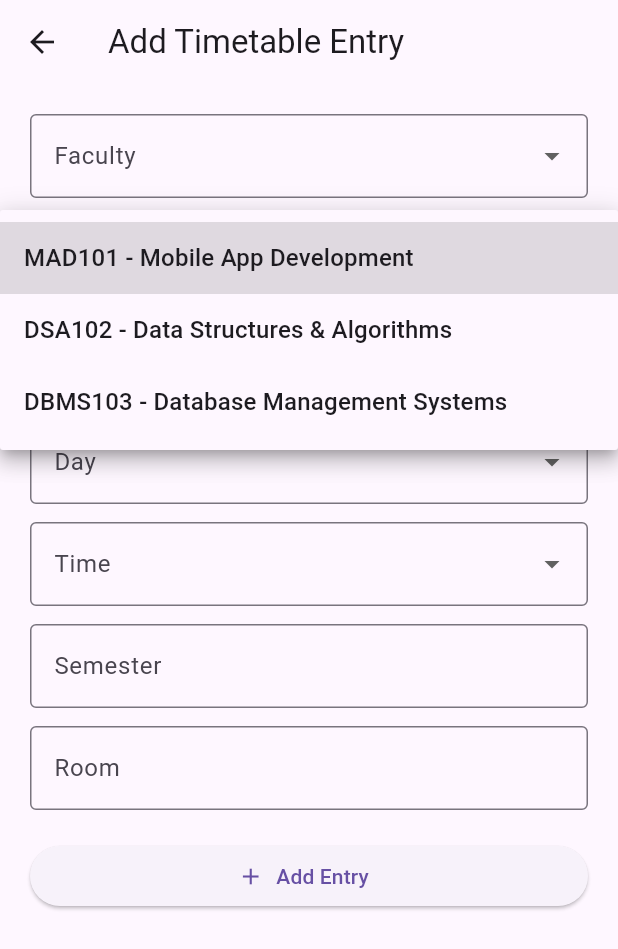
After one commit to shiv4705/CampusSync, a Flutter app: the AddTimetableScreen screen opened directly, after a tap on "Subject", on a phone screen of 412 x 824 dp. The commit adds this screen. Shown: the top 949 px of the screen. Run offline on Flutter 3.47's test engine with Material 3 defaults, Android fonts, the phone set to English and light mode, and no system bars; our stand-ins replace cloud_firestore, firebase_auth, firebase_core; accounts and stored records are empty.

Commit message:
Implemented Admin Timetable Management with add/edit/delete support

```diff
--- /dev/null
+++ b/lib/screens/admin/timetable/add_timetable_screen.dart
@@ -0,0 +1,200 @@
+import 'package:flutter/material.dart';
+import 'package:cloud_firestore/cloud_firestore.dart';
+
+class AddTimetableScreen extends StatefulWidget {
+  const AddTimetableScreen({super.key});
+
+  @override
+  State<AddTimetableScreen> createState() => _AddTimetableScreenState();
+}
+
+class _AddTimetableScreenState extends State<AddTimetableScreen> {
+  final _formKey = GlobalKey<FormState>();
+  final Map<String, dynamic> _data = {
+    'faculty': '',
+    'email': '',
+    'subject': '',
+    'type': 'Lecture',
+    'day': '',
+    'time': '',
+    'semester': '',
+    'room': '',
+  };
+
+  final List<String> _days = [
+    'Monday',
+    'Tuesday',
+    'Wednesday',
+    'Thursday',
+    'Friday',
+  ];
+
+  final List<String> _types = ['Lecture', 'Lab'];
+
+  final Map<String, String> _facultyEmailMap = {
+    'Parth Patel': 'sample.faculty.parthpatel@gmail.com',
+    'Shiv Patel': 'sample.faculty.shivpatel@gmail.com',
+  };
+
+  final Map<String, String> _subjects = {
+    'MAD101': 'Mobile App Development',
+    'DSA102': 'Data Structures & Algorithms',
+    'DBMS103': 'Database Management Systems',
+  };
+
+  final List<String> _timeSlots = [
+    '09:00 AM - 10:00 AM',
+    '10:00 AM - 11:00 AM',
+    '11:00 AM - 12:00 PM',
+    '12:00 PM - 01:00 PM',
+    '02:00 PM - 04:00 PM', // Labs
+  ];
+
+  Future<void> _save() async {
+    if (_formKey.currentState!.validate()) {
+      _formKey.currentState!.save();
+
+      // Automatically set email based on faculty selection
+      _data['email'] = _facultyEmailMap[_data['faculty']] ?? '';
+
+      await FirebaseFirestore.instance.collection('timetable').add(_data);
+      if (mounted) Navigator.pop(context);
+    }
+  }
+
+  @override
+  Widget build(BuildContext context) {
+    return Scaffold(
+      appBar: AppBar(title: const Text("Add Timetable Entry")),
+      body: Padding(
+        padding: const EdgeInsets.all(20),
+        child: Form(
+          key: _formKey,
+          child: ListView(
+            children: [
+              /// Faculty Dropdown
+              DropdownButtonFormField(
+                items:
+                    _facultyEmailMap.keys
+                        .map((f) => DropdownMenuItem(value: f, child: Text(f)))
+                        .toList(),
+                onChanged: (val) => setState(() => _data['faculty'] = val),
+                onSaved: (val) => _data['faculty'] = val,
+                decoration: const InputDecoration(
+                  labelText: "Faculty",
+                  border: OutlineInputBorder(),
+                ),
+                validator:
+                    (val) => val == null || val.isEmpty ? 'Required' : null,
+              ),
+              const SizedBox(height: 12),
+
+              /// Subject Dropdown
+              DropdownButtonFormField(
+                items:
+                    _subjects.entries
+                        .map(
+                          (e) => DropdownMenuItem(
+                            value: '${e.key} - ${e.value}',
+                            child: Text('${e.key} - ${e.value}'),
+                          ),
+                        )
+                        .toList(),
+                onChanged: (val) => setState(() => _data['subject'] = val),
+                onSaved: (val) => _data['subject'] = val,
+                decoration: const InputDecoration(
+                  labelText: "Subject",
+                  border: OutlineInputBorder(),
+                ),
+                validator:
+                    (val) => val == null || val.isEmpty ? 'Required' : null,
+              ),
+              const SizedBox(height: 12),
+
+              /// Type (Lecture or Lab)
+              DropdownButtonFormField(
+                value: _data['type'],
+                items:
+                    _types
+                        .map((t) => DropdownMenuItem(value: t, child: Text(t)))
+                        .toList(),
+                onChanged: (val) => setState(() => _data['type'] = val),
+                onSaved: (val) => _data['type'] = val,
+                decoration: const InputDecoration(
+                  labelText: "Type",
+                  border: OutlineInputBorder(),
+                ),
+              ),
+              const SizedBox(height: 12),
+
+              /// Day Dropdown
+              DropdownButtonFormField(
+                items:
+                    _days
+                        .map((d) => DropdownMenuItem(value: d, child: Text(d)))
+                        .toList(),
+                onChanged: (val) => setState(() => _data['day'] = val),
+                onSaved: (val) => _data['day'] = val,
+                decoration: const InputDecoration(
+                  labelText: "Day",
+                  border: OutlineInputBorder(),
+                ),
+                validator:
+                    (val) => val == null || val.isEmpty ? 'Required' : null,
+              ),
+              const SizedBox(height: 12),
+
+              /// Time Slot Dropdown
+              DropdownButtonFormField(
+                items:
+                    _timeSlots
+                        .map((t) => DropdownMenuItem(value: t, child: Text(t)))
+                        .toList(),
+                onChanged: (val) => setState(() => _data['time'] = val),
+                onSaved: (val) => _data['time'] = val,
+                decoration: const InputDecoration(
+                  labelText: "Time",
+                  border: OutlineInputBorder(),
+                ),
+                validator:
+                    (val) => val == null || val.isEmpty ? 'Required' : null,
+              ),
+              const SizedBox(height: 12),
+
+              /// Semester
+              TextFormField(
+                decoration: const InputDecoration(
+                  labelText: "Semester",
+                  border: OutlineInputBorder(),
+                ),
+                onSaved: (val) => _data['semester'] = val,
+                validator:
+                    (val) => val == null || val.isEmpty ? 'Required' : null,
+              ),
+              const SizedBox(height: 12),
+
+              /// Room
+              TextFormField(
+                decoration: const InputDecoration(
+                  labelText: "Room",
+                  border: OutlineInputBorder(),
+                ),
+                onSaved: (val) => _data['room'] = val,
+                validator:
+                    (val) => val == null || val.isEmpty ? 'Required' : null,
+              ),
+              const SizedBox(height: 20),
+
+              /// Submit Button
+              ElevatedButton.icon(
+                onPressed: _save,
+                icon: const Icon(Icons.add),
+                label: const Text("Add Entry"),
+              ),
+            ],
+          ),
+        ),
+      ),
+    );
+  }
+}
--- /dev/null
+++ b/lib/screens/admin/timetable/edit_timetable_screen.dart
@@ -0,0 +1,251 @@
+import 'package:flutter/material.dart';
+import 'package:cloud_firestore/cloud_firestore.dart';
+
+class EditTimetableScreen extends StatefulWidget {
+  final String docId;
+  final Map<String, dynamic> initialData;
+
+  const EditTimetableScreen({
+    super.key,
+    required this.docId,
+    required this.initialData,
+  });
+
+  @override
+  State<EditTimetableScreen> createState() => _EditTimetableScreenState();
+}
+
+class _EditTimetableScreenState extends State<EditTimetableScreen> {
+  final _formKey = GlobalKey<FormState>();
+  late Map<String, dynamic> _data;
+
+  final List<String> _days = [
+    'Monday',
+    'Tuesday',
+    'Wednesday',
+    'Thursday',
+    'Friday',
+  ];
+
+  final List<String> _types = ['Lecture', 'Lab'];
+
+  final Map<String, String> _facultyEmailMap = {
+    'Parth Patel': 'sample.faculty.parthpatel@gmail.com',
+    'Shiv Patel': 'sample.faculty.shivpatel@gmail.com',
+  };
+
+  final Map<String, String> _subjects = {
+    'MAD101': 'Mobile App Development',
+    'DSA102': 'Data Structures & Algorithms',
+    'DBMS103': 'Database Management Systems',
+  };
+
+  final List<String> _timeSlots = [
+    '09:00 AM - 10:00 AM',
+    '10:00 AM - 11:00 AM',
+    '11:00 AM - 12:00 PM',
+    '12:00 PM - 01:00 PM',
+    '02:00 PM - 04:00 PM',
+  ];
+
+  @override
+  void initState() {
+    _data = Map<String, dynamic>.from(widget.initialData);
+    super.initState();
+  }
+
+  Future<void> _update() async {
+    if (_formKey.currentState!.validate()) {
+      _formKey.currentState!.save();
+
+      // Update email based on selected faculty
+      _data['email'] = _facultyEmailMap[_data['faculty']] ?? '';
+
+      await FirebaseFirestore.instance
+          .collection('timetable')
+          .doc(widget.docId)
+          .update(_data);
+      if (mounted) Navigator.pop(context);
+    }
+  }
+
+  Future<void> _delete() async {
+    await FirebaseFirestore.instance
+        .collection('timetable')
+        .doc(widget.docId)
+        .delete();
+    if (mounted) Navigator.pop(context);
+  }
+
+  @override
+  Widget build(BuildContext context) {
+    return Scaffold(
+      appBar: AppBar(title: const Text("Edit Timetable Entry")),
+      body: Padding(
+        padding: const EdgeInsets.all(20),
+        child: Form(
+          key: _formKey,
+          child: ListView(
+            children: [
+              /// Faculty Dropdown
+              DropdownButtonFormField(
+                value: _data['faculty'],
+                items:
+                    _facultyEmailMap.keys
+                        .map((f) => DropdownMenuItem(value: f, child: Text(f)))
+                        .toList(),
+                onChanged: (val) => setState(() => _data['faculty'] = val),
+                onSaved: (val) => _data['faculty'] = val,
+                decoration: const InputDecoration(
+                  labelText: "Faculty",
+                  border: OutlineInputBorder(),
+                ),
+                validator:
+                    (val) =>
+                        val == null || (val as String).isEmpty
+                            ? 'Faculty is required'
+                            : null,
+              ),
+              const SizedBox(height: 12),
+
+              /// Subject Dropdown
+              DropdownButtonFormField(
+                value: _data['subject'],
+                items:
+                    _subjects.entries
+                        .map(
+                          (e) => DropdownMenuItem(
+                            value: '${e.key} - ${e.value}',
+                            child: Text('${e.key} - ${e.value}'),
+                          ),
+                        )
+                        .toList(),
+                onChanged: (val) => setState(() => _data['subject'] = val),
+                onSaved: (val) => _data['subject'] = val,
+                decoration: const InputDecoration(
+                  labelText: "Subject",
+                  border: OutlineInputBorder(),
+                ),
+                validator:
+                    (val) =>
+                        val == null || (val as String).isEmpty
+                            ? 'Subject is required'
+                            : null,
+              ),
+              const SizedBox(height: 12),
+
+              /// Type Dropdown
+              DropdownButtonFormField(
+                value: _data['type'],
+                items:
+                    _types
+                        .map((t) => DropdownMenuItem(value: t, child: Text(t)))
+                        .toList(),
+                onChanged: (val) => setState(() => _data['type'] = val),
+                onSaved: (val) => _data['type'] = val,
+                decoration: const InputDecoration(
+                  labelText: "Type",
+                  border: OutlineInputBorder(),
+                ),
+                validator:
+                    (val) =>
+                        val == null || (val as String).isEmpty
+                            ? 'Type is required'
+                            : null,
+              ),
+              const SizedBox(height: 12),
+
+              /// Day Dropdown
+              DropdownButtonFormField(
+                value: _data['day'],
+                items:
+                    _days
+                        .map((d) => DropdownMenuItem(value: d, child: Text(d)))
+                        .toList(),
+                onChanged: (val) => setState(() => _data['day'] = val),
+                onSaved: (val) => _data['day'] = val,
+                decoration: const InputDecoration(
+                  labelText: "Day",
+                  border: OutlineInputBorder(),
+                ),
+                validator:
+                    (val) =>
+                        val == null || (val as String).isEmpty
+                            ? 'Day is required'
+                            : null,
+              ),
+              const SizedBox(height: 12),
+
+              /// Time Slot Dropdown
+              DropdownButtonFormField(
+                value: _data['time'],
+                items:
+                    _timeSlots
+                        .map((t) => DropdownMenuItem(value: t, child: Text(t)))
+                        .toList(),
+                onChanged: (val) => setState(() => _data['time'] = val),
+                onSaved: (val) => _data['time'] = val,
+                decoration: const InputDecoration(
+                  labelText: "Time",
+                  border: OutlineInputBorder(),
+                ),
+                validator:
+                    (val) =>
+                        val == null || (val as String).isEmpty
+                            ? 'Time is required'
+                            : null,
+              ),
+              const SizedBox(height: 12),
+
+              /// Semester
+              TextFormField(
+                initialValue: _data['semester'],
+                decoration: const InputDecoration(
+                  labelText: "Semester",
+                  border: OutlineInputBorder(),
+                ),
+                onSaved: (val) => _data['semester'] = val,
+                validator:
+                    (val) =>
+                        val == null || val.isEmpty
+                            ? 'Semester is required'
+                            : null,
+              ),
+              const SizedBox(height: 12),
+
+              /// Room
+              TextFormField(
+                initialValue: _data['room'],
+                decoration: const InputDecoration(
+                  labelText: "Room",
+                  border: OutlineInputBorder(),
+                ),
+                onSaved: (val) => _data['room'] = val,
+                validator:
+                    (val) =>
+                        val == null || val.isEmpty ? 'Room is required' : null,
+              ),
+              const SizedBox(height: 20),
+
+              /// Update Button
+              ElevatedButton.icon(
+                onPressed: _update,
+                icon: const Icon(Icons.update),
+                label: const Text("Update Entry"),
+              ),
+              const SizedBox(height: 12),
+
+              /// Delete Button
+              ElevatedButton.icon(
+                onPressed: _delete,
+                icon: const Icon(Icons.delete),
+                label: const Text("Delete Entry"),
+                style: ElevatedButton.styleFrom(backgroundColor: Colors.red),
+              ),
+            ],
+          ),
+        ),
+      ),
+    );
+  }
+}
--- /dev/null
+++ b/lib/screens/admin/timetable/manage_timetable_screen.dart
@@ -0,0 +1,104 @@
+import 'package:flutter/material.dart';
+import 'package:cloud_firestore/cloud_firestore.dart';
+import 'add_timetable_screen.dart';
+import 'edit_timetable_screen.dart';
+
+class ManageTimetableScreen extends StatelessWidget {
+  const ManageTimetableScreen({super.key});
+
+  @override
+  Widget build(BuildContext context) {
+    return Scaffold(
+      appBar: AppBar(title: const Text("Manage Timetable")),
+      floatingActionButton: FloatingActionButton(
+        onPressed: () {
+          Navigator.push(
+            context,
+            MaterialPageRoute(builder: (_) => const AddTimetableScreen()),
+          );
+        },
+        child: const Icon(Icons.add),
+      ),
+      body: StreamBuilder<QuerySnapshot>(
+        stream:
+            FirebaseFirestore.instance
+                .collection('timetable')
+                .orderBy('day')
+                .snapshots(),
+        builder: (context, snapshot) {
+          if (snapshot.hasError) {
+            return const Center(child: Text("Error loading timetable"));
+          }
+
+          if (!snapshot.hasData) {
+            return const Center(child: CircularProgressIndicator());
+          }
+
+          final docs = snapshot.data!.docs;
+          if (docs.isEmpty) {
+            return const Center(child: Text("No timetable entries found."));
+          }
+
+          return ListView.builder(
+            itemCount: docs.length,
+            itemBuilder: (context, index) {
+              final doc = docs[index];
+              final data = doc.data() as Map<String, dynamic>;
+
+              final subject = data['subject'] ?? 'Unknown Subject';
+              final faculty = data['faculty'] ?? 'Unknown Faculty';
+              final email = data['email'] ?? '';
+              final type = data['type'] ?? 'Lecture';
+              final day = data['day'] ?? 'N/A';
+              final time = data['time'] ?? 'N/A';
+              final semester = data['semester'] ?? '-';
+              final room = data['room'] ?? '-';
+
+              return Card(
+                margin: const EdgeInsets.symmetric(horizontal: 12, vertical: 6),
+                elevation: 3,
+                shape: RoundedRectangleBorder(
+                  borderRadius: BorderRadius.circular(10),
+                ),
+                child: ListTile(
+                  title: Text(
+                    subject,
+                    style: const TextStyle(fontWeight: FontWeight.bold),
+                  ),
+                  subtitle: Padding(
+                    padding: const EdgeInsets.only(top: 4.0),
+                    child: Column(
+                      crossAxisAlignment: CrossAxisAlignment.start,
+                      children: [
+                        Text("Faculty: $faculty"),
+                        if (email.isNotEmpty) Text("Email: $email"),
+                        Text("Type: $type | Day: $day | Time: $time"),
+                        Text("Semester: $semester | Room: $room"),
+                      ],
+                    ),
+                  ),
+                  isThreeLine: true,
+                  trailing: IconButton(
+                    icon: const Icon(Icons.edit),
+                    onPressed: () {
+                      Navigator.push(
+                        context,
+                        MaterialPageRoute(
+                          builder:
+                              (_) => EditTimetableScreen(
+                                docId: doc.id,
+                                initialData: data,
+                              ),
+                        ),
+                      );
+                    },
+                  ),
+                ),
+              );
+            },
+          );
+        },
+      ),
+    );
+  }
+}
--- a/lib/screens/dashboard/student_dashboard.dart
+++ b/lib/screens/dashboard/student_dashboard.dart
@@ -1,7 +1,7 @@
 import 'package:flutter/material.dart';
 import 'package:firebase_auth/firebase_auth.dart';
 import '../auth/login_screen.dart';
-import '../feedback/submit_feedback_screen.dart';
+import '../student/submit_feedback_screen.dart';
 
 class StudentDashboard extends StatelessWidget {
   const StudentDashboard({super.key});
```
Also changed, not shown: lib/screens/dashboard/admin_dashboard.dart (+18 -2 lines), lib/screens/student/submit_feedback_screen.dart (renamed from lib/screens/feedback/submit_feedback_screen.dart).
